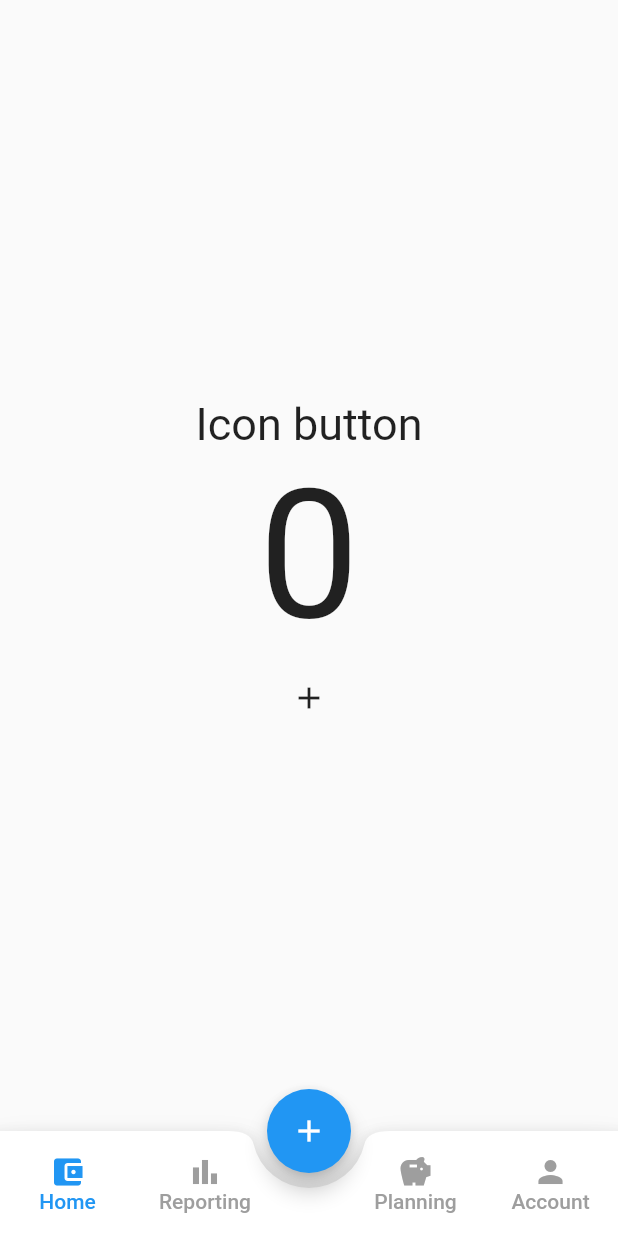
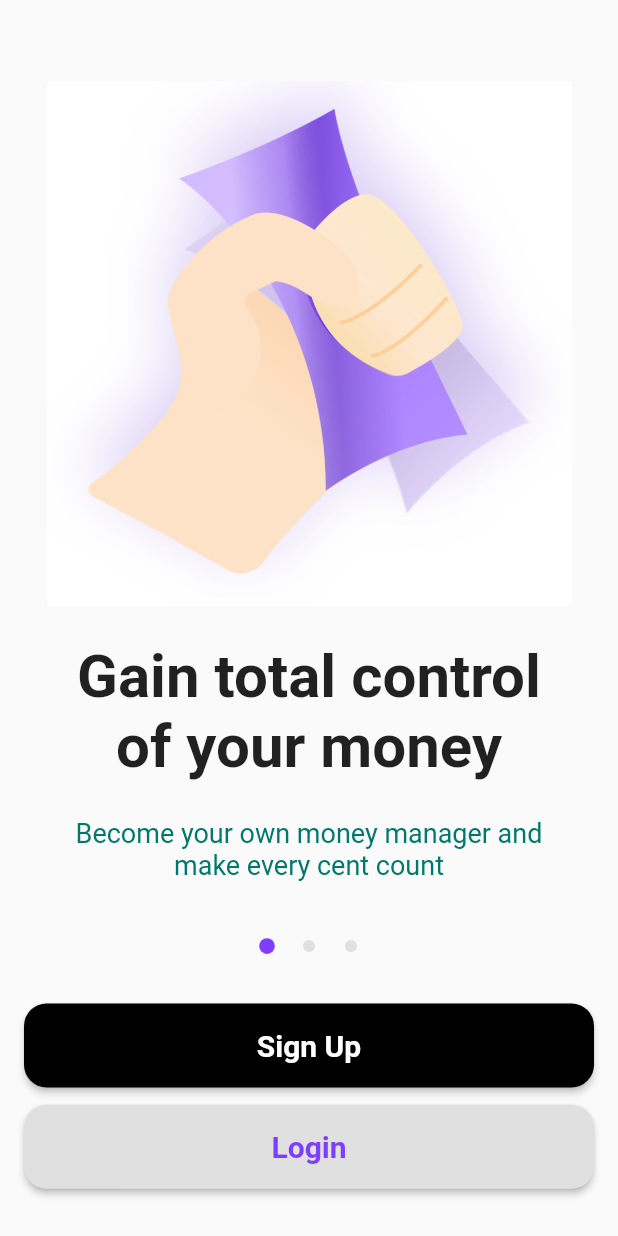
Before and after one commit to 20021462/FlutterHelloWorld, a Flutter app: the screen it shows after launch, on a phone screen of 412 x 824 dp. Run offline on Flutter 3.47's test engine with Material 2 defaults, Android fonts, the phone set to English and light mode, and no system bars; drawn by our look-alikes of smooth_page_indicator; our stand-ins replace firebase_core; accounts and stored records are empty.

Commit message:
new introduction page (#2)

```diff
--- /dev/null
+++ b/lib/introduction_page/introduction_pageview.dart
@@ -0,0 +1,163 @@
+import 'package:flutter/material.dart';
+import 'package:smooth_page_indicator/smooth_page_indicator.dart';
+
+import '../home_page.dart';
+
+class IntroductionPageView extends StatefulWidget {
+  const IntroductionPageView({Key key}) : super(key: key);
+
+  @override
+  State<IntroductionPageView> createState() => _IntroductionPageViewState();
+}
+
+class _IntroductionPageViewState extends State<IntroductionPageView> {
+  final controller = PageController();
+
+  @override
+  void dispose() {
+    controller.dispose();
+
+    super.dispose();
+  }
+
+  Widget buildPage({
+    String urlImage,
+    String title,
+    String subtitle,
+  }) =>
+      Container(
+        child: Column(
+          mainAxisAlignment: MainAxisAlignment.spaceEvenly,
+          crossAxisAlignment: CrossAxisAlignment.center,
+          children: [
+            SizedBox(height: 40,),
+            Image.asset(
+              urlImage,
+              fit: BoxFit.cover,
+              width: 350,
+            ),
+            SizedBox(height: 10,),
+            Container(
+              padding: const EdgeInsets.symmetric(horizontal: 50),
+              child: Text(
+                title,
+                style: TextStyle(
+                  fontSize: 40,
+                  fontWeight: FontWeight.bold,
+                ),
+                textAlign: TextAlign.center,
+              ),
+            ),
+            SizedBox(height: 10,),
+            Container(
+              padding: const EdgeInsets.symmetric(horizontal: 50),
+              child: Text(
+                subtitle,
+                style: TextStyle(
+                  color: Colors.teal.shade700,
+                  fontSize: 18,
+                ),
+                textAlign: TextAlign.center,
+              ),
+            )
+          ],
+        ),
+      );
+
+  @override
+  Widget build(BuildContext context) {
+    final shape = RoundedRectangleBorder(
+      borderRadius: BorderRadius.circular(15),
+    );
+
+    return Scaffold(
+      body: Container(
+        padding: const EdgeInsets.only(bottom: 230),
+        child: PageView(
+          controller: controller,
+          children: [
+            buildPage(
+                urlImage: 'assets/images/illustrations1.png',
+                title: 'Gain total control of your money',
+                subtitle: 'Become your own money manager and make every cent count'
+            ),
+            buildPage(
+                urlImage: 'assets/images/illustrations2.png',
+                title: 'Know where your money goes',
+                subtitle: 'Track your transaction easily,with categories and financial report'
+            ),
+            buildPage(
+                urlImage: 'assets/images/illustrations3.png',
+                title: 'Planning ahead',
+                subtitle: 'Setup your budget for each category so you in control'
+            ),
+
+          ],
+        ),
+      ),
+      bottomSheet: Container(
+        padding: const EdgeInsets.symmetric(vertical: 20),
+        height: 230,
+        child: Column(
+          mainAxisAlignment: MainAxisAlignment.spaceEvenly,
+          children: [
+            Center(
+              child: SmoothPageIndicator(
+                controller: controller,
+                count: 3,
+                effect: ScrollingDotsEffect(
+                  activeDotScale: 2,
+                  spacing: 20,
+                  dotColor: Colors.grey.shade300,
+                  activeDotColor: Color(0xff7f3dff),
+                  dotHeight: 8,
+                  dotWidth: 8,
+                ),
+
+                onDotClicked: (index) =>
+                    controller.animateToPage(
+                        index,
+                        duration: const Duration(milliseconds: 500),
+                        curve: Curves.easeIn),
+              ),
+            ),
+            SizedBox(height: 10,),
+            ElevatedButton(
+                style: ElevatedButton.styleFrom(
+                  minimumSize: Size(380,56),
+                  shape: shape,
+                ),
+                onPressed: () {},
+                child: Text(
+                  "Sign Up",
+                  style: TextStyle(
+                    fontSize: 20,
+                    fontWeight: FontWeight.bold,
+                  ),)
+            ),
+            ElevatedButton(
+                style: ElevatedButton.styleFrom(
+                  foregroundColor: Color(0xff7f3dff),
+                  backgroundColor: Colors.grey.shade300,
+                  minimumSize: Size(380,56),
+                  shape: shape,
+                ),
+                onPressed: () async {
+                  Navigator.of(context).pushReplacement(
+                    MaterialPageRoute(builder: (context) => HomePage()),
+                  );
+                },
+                child: Text("Login",
+                  style: TextStyle(
+                      fontSize: 20,
+                      fontWeight: FontWeight.bold
+                  ),)
+            ),
+
+
+          ],
+        ),
+      ),
+    );
+  }
+}
--- a/lib/main.dart
+++ b/lib/main.dart
@@ -1,48 +1,57 @@
 import 'package:flutter/material.dart';
 import 'package:hello_world/home_page.dart';
 import 'package:firebase_core/firebase_core.dart';
+import 'package:hello_world/introduction_page/introduction_pageview.dart';
 import 'back_end/moma_user.dart';
 
-// const MaterialColor primaryBlack = MaterialColor(
-//   _blackPrimaryValue,
-//   <int, Color>{
-//     50: Color(0xFF000000),
-//     100: Color(0xFF000000),
-//     200: Color(0xFF000000),
-//     300: Color(0xFF000000),
-//     400: Color(0xFF000000),
-//     500: Color(_blackPrimaryValue),
-//     600: Color(0xFF000000),
-//     700: Color(0xFF000000),
-//     800: Color(0xFF000000),
-//     900: Color(0xFF000000),
-//   },
-// );
-// const int _blackPrimaryValue = 0xFF000000;
+const MaterialColor primaryBlack = MaterialColor(
+  _blackPrimaryValue,
+  <int, Color>{
+    50: Color(0xFF000000),
+    100: Color(0xFF000000),
+    200: Color(0xFF000000),
+    300: Color(0xFF000000),
+    400: Color(0xFF000000),
+    500: Color(_blackPrimaryValue),
+    600: Color(0xFF000000),
+    700: Color(0xFF000000),
+    800: Color(0xFF000000),
+    900: Color(0xFF000000),
+  },
+);
+const int _blackPrimaryValue = 0xFF000000;
 
-void main() async {
+void main() async{
   MomaUser appUser = MomaUser("test@gmail.com");
   WidgetsFlutterBinding.ensureInitialized();
   await Firebase.initializeApp();
-  runApp(MyApp(
-    appUser: appUser,
-  ));
+  runApp(MyApp(appUser: appUser,));
 }
 
-// ignore: must_be_immutable
 class MyApp extends StatelessWidget {
   MomaUser appUser;
 
-  MyApp({Key key, this.appUser}) : super(key: key);
+  MyApp({Key key,this.appUser}) : super(key: key);
 
   // This widget is the root of your application.
   @override
   Widget build(BuildContext context) {
     return MaterialApp(
       title: 'MOMA',
-      theme: ThemeData(),
-      home: HomePage(appUser: appUser),
-      //home: NewPage(),
+      theme: ThemeData(
+        // This is the theme of your application.
+        //
+        // Try running your application with "flutter run". You'll see the
+        // application has a blue toolbar. Then, without quitting the app, try
+        // changing the primarySwatch below to Colors.green and then invoke
+        // "hot reload" (press "r" in the console where you ran "flutter run",
+        // or simply save your changes to "hot reload" in a Flutter IDE).
+        // Notice that the counter didn't reset back to zero; the application
+        // is not restarted.
+        primarySwatch: primaryBlack,
+      ),
+      home: IntroductionPageView(),
+      //home: MainScreen(appUser: appUser,),
       debugShowCheckedModeBanner: false,
       // routes: <String, WidgetBuilder>{
       //   '/signup': (BuildContext context) => SignupPage(),
--- a/pubspec.yaml
+++ b/pubspec.yaml
@@ -21,6 +21,9 @@ dependencies:
     sdk: flutter
 
   cupertino_icons: ^1.0.5
+
+  #Page indicator for introduction pages
+  smooth_page_indicator: ^1.0.0+2
 
   curved_navigation_bar: ^1.0.3
 
@@ -46,6 +49,8 @@ flutter:
   # included with your application, so that you can use the icons in
   # the material Icons class.
   uses-material-design: true
+  assets:
+    - assets/images/
 
   # To add assets to your application, add an assets section, like this:
   # assets:
```
Also changed, not shown: assets/images/illustrations1.png (added), assets/images/illustrations2.png (added), assets/images/illustrations3.png (added), pubspec.lock.
